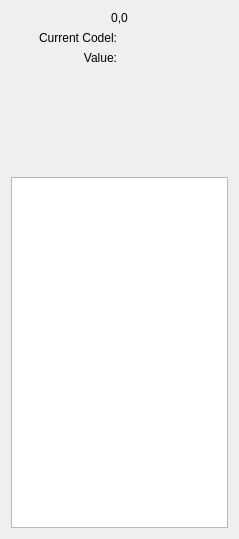
The window that DebugWidget.ui (Ramblurr/PietCreator) describes before a commit, drawn with Qt 5.
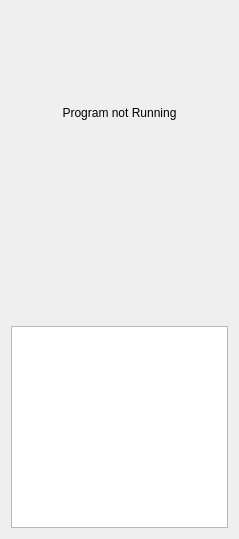
The same window after the commit. The open tabs and pages were chosen to show the change.

Commit message: Cleanup current execution before starting execution again, also, improve debug info display.

Patch:
```diff
--- a/DebugWidget.ui
+++ b/DebugWidget.ui
@@ -15,6 +15,22 @@
   </property>
   <layout class="QVBoxLayout" name="verticalLayout">
    <item>
+    <widget class="QStackedWidget" name="mStackedWidget">
+     <property name="sizePolicy">
+      <sizepolicy hsizetype="Preferred" vsizetype="Minimum">
+       <horstretch>0</horstretch>
+       <verstretch>0</verstretch>
+      </sizepolicy>
+     </property>
+     <widget class="QWidget" name="mInfoPage">
+      <property name="sizePolicy">
+       <sizepolicy hsizetype="Preferred" vsizetype="Minimum">
+        <horstretch>0</horstretch>
+        <verstretch>0</verstretch>
+       </sizepolicy>
+      </property>
+      <layout class="QVBoxLayout" name="verticalLayout_2">
+       <item>
     <layout class="QGridLayout" name="gridLayout">
      <item row="0" column="0" colspan="2">
       <widget class="QLabel" name="mCoordinate">
@@ -61,6 +77,26 @@
       </widget>
      </item>
     </layout>
+       </item>
+      </layout>
+      <zorder></zorder>
+      <zorder></zorder>
+     </widget>
+     <widget class="QWidget" name="mNothingPage">
+      <layout class="QVBoxLayout" name="verticalLayout_3">
+       <item>
+        <widget class="QLabel" name="label">
+         <property name="text">
+          <string>Program not Running</string>
+         </property>
+         <property name="alignment">
+          <set>Qt::AlignCenter</set>
+         </property>
+        </widget>
+       </item>
+      </layout>
+     </widget>
+    </widget>
    </item>
    <item>
     <layout class="QHBoxLayout" name="horizontalLayout">
```
Lines whose indentation alone changed are shown as unchanged. The commit also changes 6 other files.
